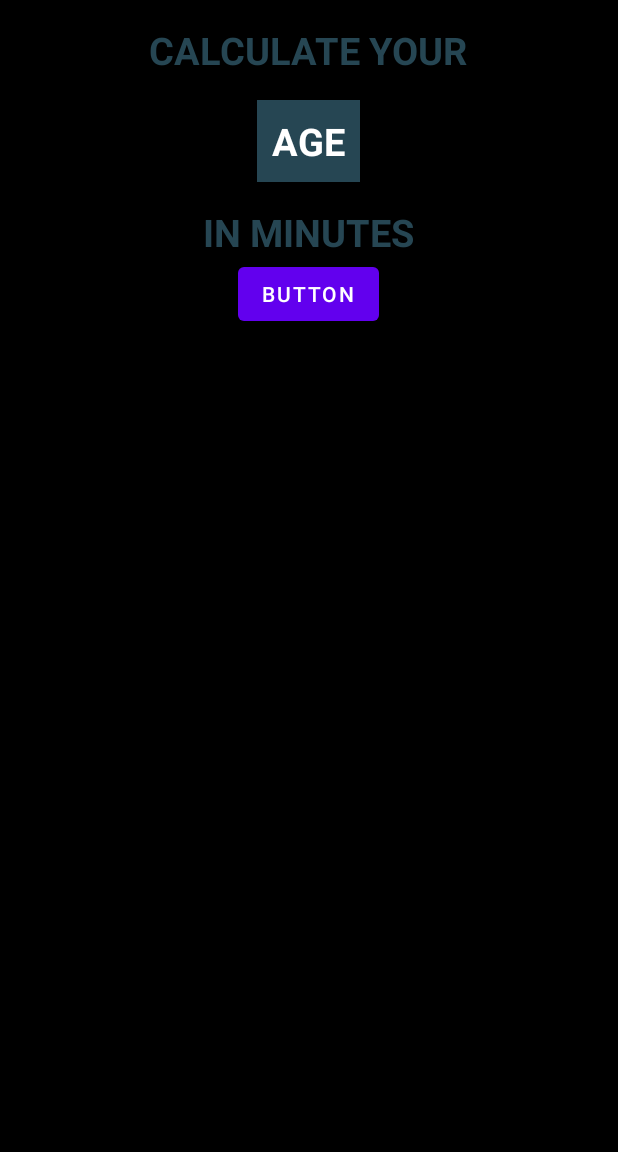
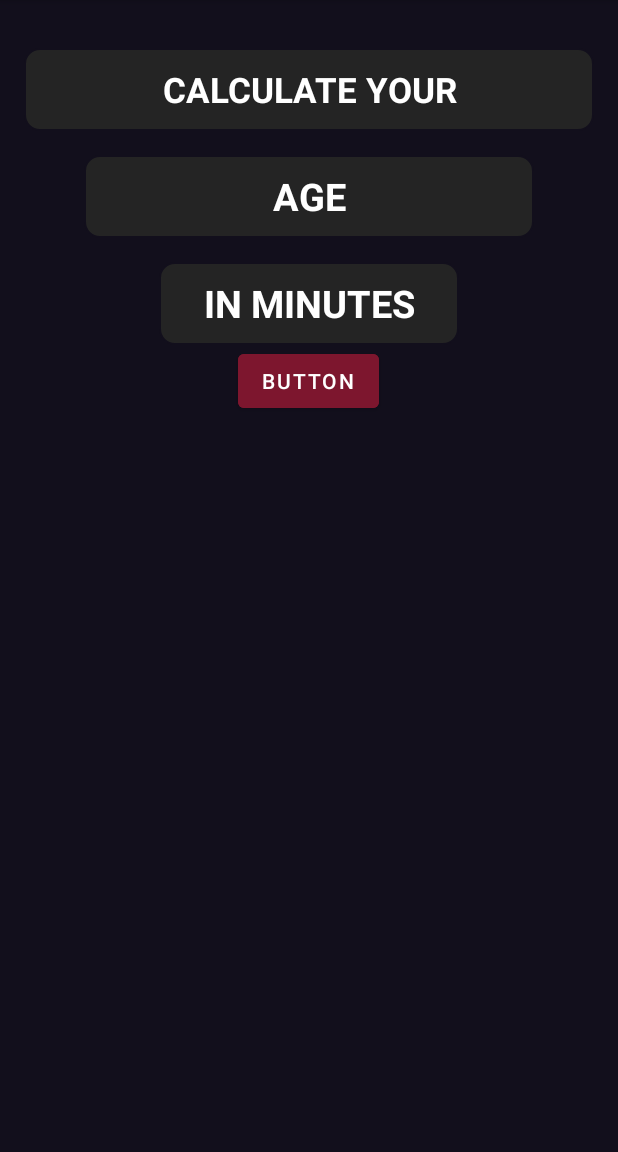
Before and after one commit to worthant/Lifespan-calculator, an Android app: the screen it shows after launch (MainActivity), on a phone screen of 412 x 824 dp, the part 84-1236 px from its top. Run offline under Robolectric (Android 15) with nearby library versions, the phone set to English and light mode, and no system bars.

Commit message:
created rounded corners for TextView's and beautified the UI a bit

```diff
--- /dev/null
+++ b/app/src/main/res/drawable/rounded_corner.xml
@@ -0,0 +1,16 @@
+<?xml version="1.0" encoding="utf-8"?>
+<shape xmlns:android="http://schemas.android.com/apk/res/android" >
+    <stroke
+        android:width="1dp"
+        android:color="@color/bgColor" />
+
+    <solid android:color="@color/textColor" />
+
+    <padding
+        android:left="10dp"
+        android:right="10dp"
+        android:bottom="10dp"
+        android:top="10dp" />
+
+    <corners android:radius="10dp" />
+</shape>
--- a/app/src/main/res/layout/activity_main.xml
+++ b/app/src/main/res/layout/activity_main.xml
@@ -4,10 +4,12 @@
     xmlns:tools="http://schemas.android.com/tools"
     android:layout_width="match_parent"
     android:layout_height="match_parent"
-    android:background="@color/black"
+    android:background="@color/bgColor"
     android:gravity="center_horizontal"
     android:orientation="vertical"
-    tools:context=".MainActivity">
+    tools:context=".MainActivity"
+    android:padding="16dp"
+    >
 
 
     <TextView
@@ -15,8 +17,13 @@
         android:layout_height="wrap_content"
         android:layout_marginTop="16dp"
         android:text="CALCULATE YOUR"
-        android:textColor="@color/textBlue"
-        android:textSize="25sp"
+        android:padding="10dp"
+        android:gravity="center"
+        android:background="@drawable/rounded_corner"
+        android:height="55dp"
+        android:width="500dp"
+        android:textColor="@color/white"
+        android:textSize="23sp"
         android:textStyle="bold"
         app:layout_constraintEnd_toEndOf="parent"
         app:layout_constraintStart_toStartOf="parent"
@@ -26,9 +33,12 @@
         android:layout_width="wrap_content"
         android:layout_height="wrap_content"
         android:layout_marginTop="16dp"
-        android:background="@color/textBlue"
         android:padding="10dp"
         android:text="AGE"
+        android:background="@drawable/rounded_corner"
+        android:height="55dp"
+        android:gravity="center"
+        android:width="300dp"
         android:textColor="@color/white"
         android:textSize="25sp"
         android:textStyle="bold"
@@ -40,8 +50,12 @@
         android:layout_width="wrap_content"
         android:layout_height="wrap_content"
         android:layout_marginTop="16dp"
+        android:gravity="center"
         android:text="IN MINUTES"
-        android:textColor="@color/textBlue"
+        android:background="@drawable/rounded_corner"
+        android:height="55dp"
+        android:width="200dp"
+        android:textColor="@color/white"
         android:textSize="25sp"
         android:textStyle="bold"
         app:layout_constraintEnd_toEndOf="parent"
@@ -54,6 +68,7 @@
         android:layout_width="wrap_content"
         android:layout_height="wrap_content"
         android:text="Button"
+        android:backgroundTint="@color/highlightColor"
         app:layout_constraintBottom_toTopOf="@+id/someTextView"
         app:layout_constraintEnd_toEndOf="parent"
         app:layout_constraintStart_toStartOf="parent" />
--- a/app/src/main/res/values/colors.xml
+++ b/app/src/main/res/values/colors.xml
@@ -7,6 +7,7 @@
     <color name="teal_700">#FF018786</color>
     <color name="black">#FF000000</color>
     <color name="white">#FFFFFFFF</color>
-    <color name="textBlue">#264653</color>
-    <color name="bgColor">#e9c46a</color>
+    <color name="textColor">#242424</color>
+    <color name="highlightColor">#7D162E</color>
+    <color name="bgColor">#120F1C</color>
 </resources>
```
